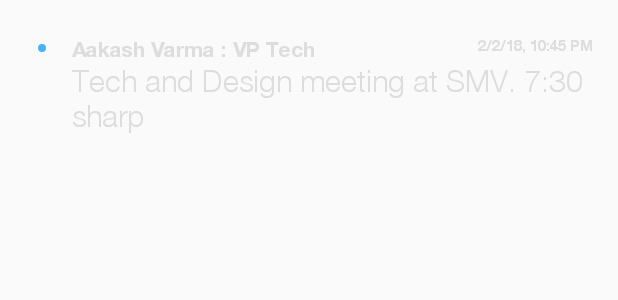
After one commit to abhinavch15/CSED, an Android app: the layout listview_header_row.xml on its own in the app's theme, with its tools: preview values and no code run, on a phone screen of 412 x 824 dp. The commit adds this screen. Shown: the top 300 px of the screen. Run offline under Robolectric (Android 15) with nearby library versions, the phone set to English and light mode, and no system bars.

Commit message:
UI changes

```diff
--- a/app/src/main/res/layout/activity_view_uploads.xml
+++ b/app/src/main/res/layout/activity_view_uploads.xml
@@ -4,9 +4,11 @@
     xmlns:tools="http://schemas.android.com/tools"
     android:layout_width="match_parent"
     android:layout_height="match_parent"
+    android:background="#212121"
+
     tools:context="com.sheild.abhinavchinta.csed.ViewUploadsActivity">
-    <ListView
-        android:id="@+id/listView"
+    <android.support.v7.widget.RecyclerView
+        android:id="@+id/listViewr"
         android:layout_width="match_parent"
         android:layout_height="wrap_content" />
 
--- /dev/null
+++ b/app/src/main/res/layout/listview_header_row.xml
@@ -0,0 +1,69 @@
+<LinearLayout
+    android:orientation="vertical"
+    xmlns:android="http://schemas.android.com/apk/res/android" android:layout_width="match_parent"
+    android:layout_height="wrap_content"
+    >
+    <LinearLayout
+        android:layout_width="match_parent"
+        android:layout_height="wrap_content"
+        android:layout_marginTop="24dp"
+        android:layout_marginLeft="20dp"
+        android:orientation="horizontal">
+
+        <View
+
+            android:layout_margin="5dp"
+            android:layout_height="5dp"
+            android:layout_width="5dp"
+            android:background="@drawable/circle" />
+        <LinearLayout
+            android:orientation="vertical"
+            android:layout_width="match_parent"
+            android:layout_height="wrap_content"
+
+            android:layout_marginLeft="12dp"
+            android:layout_marginRight="16dp">
+            <LinearLayout
+                android:layout_width="match_parent"
+                android:layout_height="match_parent"
+                android:orientation="horizontal">
+                <TextView
+                    android:id="@+id/uploader_name"
+                    android:layout_width="0dp"
+                    android:layout_weight="3"
+                    android:layout_height="wrap_content"
+                    android:text="Aakash Varma : VP Tech "
+                    android:textColor="#DDDDDD"
+                    android:fontFamily="@font/helveticaneuebd"/>
+                <TextView
+                    android:id="@+id/message_date_time"
+                    android:layout_width="0dp"
+                    android:layout_weight="1"
+                    android:layout_height="wrap_content"
+                    android:text="2/2/18, 10:45 PM"                android:layout_gravity="right"
+                    android:textAlignment="textEnd"
+                    android:textSize="10dp"
+                    android:textColor="#DDDDDD"
+                    android:fontFamily="@font/helveticaneuebd"/>
+
+
+            </LinearLayout>
+            <LinearLayout
+                android:layout_width="match_parent"
+                android:layout_height="match_parent"
+                android:orientation="vertical">
+
+                <TextView
+                    android:id="@+id/upload_file_name"
+                    android:layout_width="match_parent"
+                    android:layout_height="wrap_content"
+                    android:layout_marginBottom="8dp"
+                    android:textSize="20dp"
+                    android:text="Tech and Design meeting at SMV. 7:30 sharp"
+                    android:textColor="#DDDDDD"
+                    android:fontFamily="@font/light"/>
+            </LinearLayout>
+        </LinearLayout>
+    </LinearLayout>
+
+</LinearLayout>
```
Also changed, not shown: app/src/main/java/com/sheild/abhinavchinta/csed/ViewUploadsActivity.java (+81 -18 lines).
